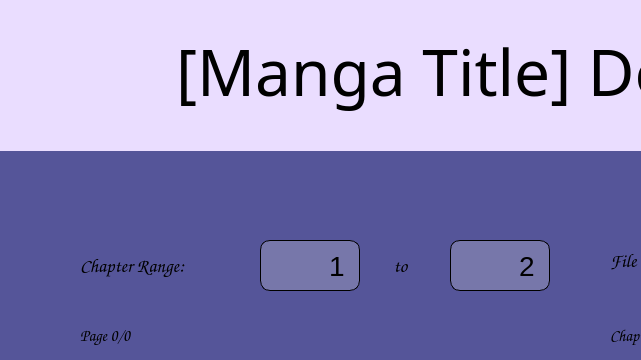
ArunJayaraman95/MangaPy, file mangaGUI.ui: the form before one commit; both pictures show x 0 to 641 and y 0 to 360 of the 1135 by 526 pixel window.
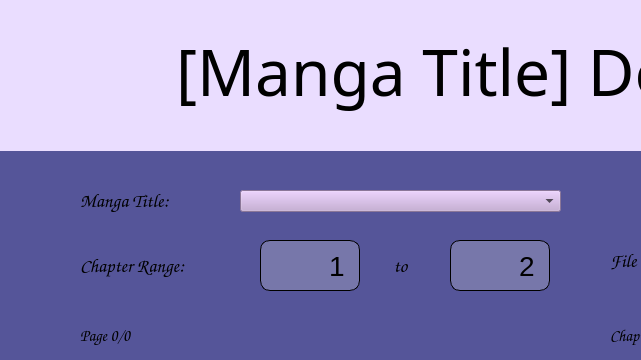
The form after the commit.

Commit message: Manga Title dropdown list implemented

Patch:
```diff
--- a/mangaGUI.ui
+++ b/mangaGUI.ui
@@ -393,6 +393,50 @@
     <set>Qt::AlignCenter</set>
    </property>
   </widget>
+  <widget class="QComboBox" name="titleDropdown">
+   <property name="geometry">
+    <rect>
+     <x>240</x>
+     <y>190</y>
+     <width>321</width>
+     <height>22</height>
+    </rect>
+   </property>
+   <property name="styleSheet">
+    <string notr="true">background-color: rgb(195, 166, 213);</string>
+   </property>
+   <property name="editable">
+    <bool>false</bool>
+   </property>
+   <property name="currentText">
+    <string/>
+   </property>
+   <property name="iconSize">
+    <size>
+     <width>16</width>
+     <height>16</height>
+    </size>
+   </property>
+  </widget>
+  <widget class="QLabel" name="label_5">
+   <property name="geometry">
+    <rect>
+     <x>80</x>
+     <y>180</y>
+     <width>151</width>
+     <height>41</height>
+    </rect>
+   </property>
+   <property name="font">
+    <font>
+     <family>Comic Sans MS</family>
+     <pointsize>14</pointsize>
+    </font>
+   </property>
+   <property name="text">
+    <string>Manga Title:</string>
+   </property>
+  </widget>
  </widget>
  <resources/>
  <connections/>
```
The commit also changes 1 other file.
